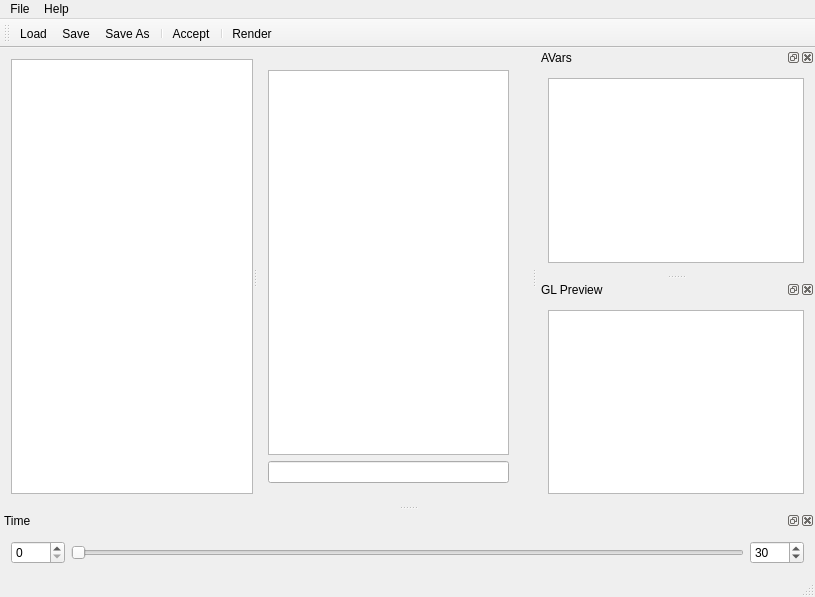
Old version of the form app/mainwindow.ui in the repository pgregory/giselle.
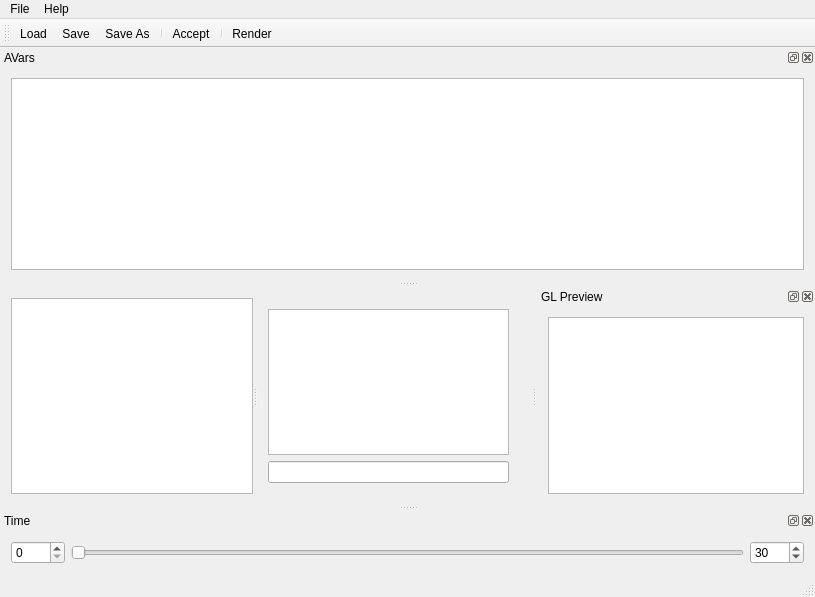
New version of the form. Custom widgets are drawn as their Qt base class.

Commit message:
Add basic main window layout store/restore.
 * Store the chose layout of docks etc. and the position
   and size of the main window using QSettings, restore
   on restart.

Patch:
```diff
--- a/app/mainwindow.ui
+++ b/app/mainwindow.ui
@@ -114,7 +114,7 @@
     <string>AVars</string>
    </property>
    <attribute name="dockWidgetArea">
-    <number>2</number>
+    <number>4</number>
    </attribute>
    <widget class="QWidget" name="dockWidgetContents">
     <layout class="QHBoxLayout" name="horizontalLayout_2">
```
Left out of the diff: 3 changed lines with no effect on the pictures. The commit also changes 3 other files.
